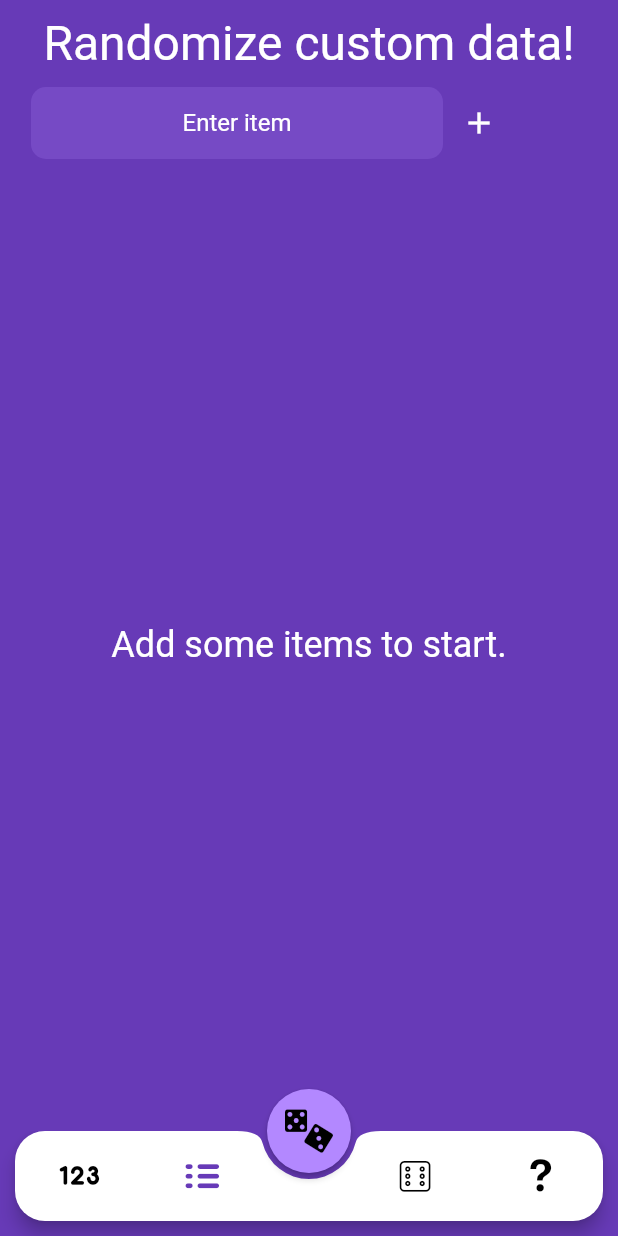
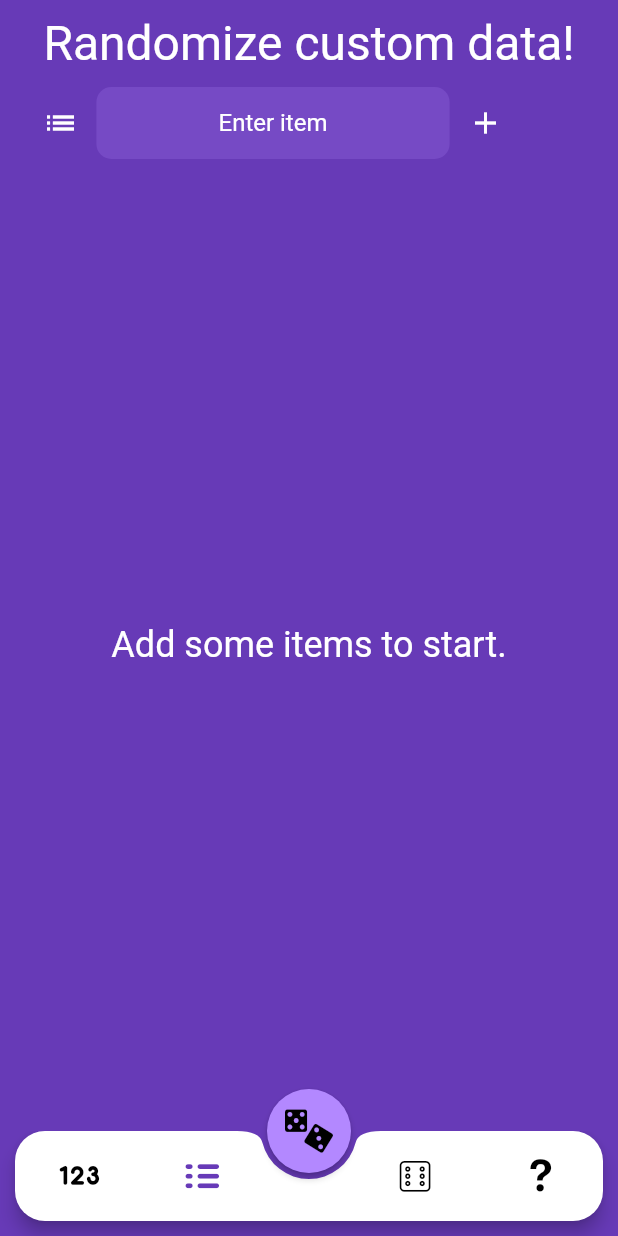
Before and after one commit to artemmmon/randomizer, a Flutter app: the screen it shows after launch, item 2 of the bottom bar chosen, after a tap on the "add" icon, on a phone screen of 412 x 824 dp. Run offline on Flutter 3.47's test engine with Material 2 defaults, Android fonts, the light colour scheme and no system bars; drawn by our look-alikes of auto_size_text, oktoast; our stand-ins replace bloc, flutter_bloc, rxdart; statements that could not run were skipped.

Commit message:
- bug fix

```diff
--- a/lib/main.dart
+++ b/lib/main.dart
@@ -24,6 +24,13 @@ class MyApp extends StatelessWidget {
   Widget build(BuildContext context) {
     return OKToast(
       movingOnWindowChange: true,
+      backgroundColor: Colors.white.withOpacity(.9),
+      position: ToastPosition.center,
+      textStyle: TextStyle(
+        fontFamily: "CustomFont",
+        color: Colors.black,
+        fontWeight: FontWeight.bold,
+      ),
       child: MaterialApp(
         title: 'Flutter Demo',
         theme: ThemeData(
--- a/lib/pages/custom/custom_page.dart
+++ b/lib/pages/custom/custom_page.dart
@@ -152,7 +152,7 @@ class _CustomPageState extends State<CustomPage> with TickerProviderStateMixin {
         .animate(CurvedAnimation(parent: _validationAnimController, curve: Curves.ease));
   }
 
-  bool _validate() => _textController.text.isNotEmpty;
+  bool _validate() => _textController.text.trim().isNotEmpty;
 
   _addItemClick([bool fast = false]) {
     if (fast) {
@@ -182,7 +182,7 @@ class _CustomPageState extends State<CustomPage> with TickerProviderStateMixin {
     }
 
     // Set new state
-    final value = _textController.text;
+    final value = _textController.text.trim();
 
     var index = _data.length;
     setState(() {
@@ -319,26 +319,21 @@ class _CustomPageState extends State<CustomPage> with TickerProviderStateMixin {
       mainAxisAlignment: MainAxisAlignment.center,
       crossAxisAlignment: CrossAxisAlignment.end,
       children: <Widget>[
-//        Flexible(
-//            flex: 1,
-//            child: AnimatedOpacity(
-//              opacity: _data.length >= _MAX_COUNT ? 0 : 1,
-//              duration: Duration(milliseconds: TransitionDuration.FAST),
-//              child: IgnorePointer(
-//                ignoring: _data.length >= _MAX_COUNT,
-//                child: IconButton(
-//                  onPressed: () => _addItemClick(true),
-//                  icon: Icon(
-//                    Icons.add,
-//                    color: _textColor,
-//                  ),
-//                ),
-//              ),
-//            )),
+        Flexible(
+            flex: 1,
+            child: IconButton(
+              onPressed: () {
+                //todo show lists dialog
+              },
+              icon: Icon(
+                Icons.list,
+                color: _textColor,
+              ),
+            )),
         Expanded(
             flex: 4,
             child: AnimatedOpacity(
-                opacity: _data.length >= _MAX_COUNT ? 0 : 1,
+                opacity: _data.length >= _MAX_COUNT ? 0 :  1,
                 duration: Duration(milliseconds: TransitionDuration.FAST),
                 child: IgnorePointer(
                   ignoring: _data.length >= _MAX_COUNT,
--- a/lib/widget/helper/add_to_clipboard_widget.dart
+++ b/lib/widget/helper/add_to_clipboard_widget.dart
@@ -18,9 +18,9 @@ class AddToClipboard extends StatelessWidget {
     );
   }
 
-  /// Adds random result to clipboard
+  /// Adds random result to clipboard and shows toast
   _addToClipboard() {
     Clipboard.setData(ClipboardData(text: getData().toString()));
-    showToast("Data saved to clipboard", position: ToastPosition.center);
+    showToast("Data saved to clipboard", duration: Duration(milliseconds: 1500));
   }
 }
```
